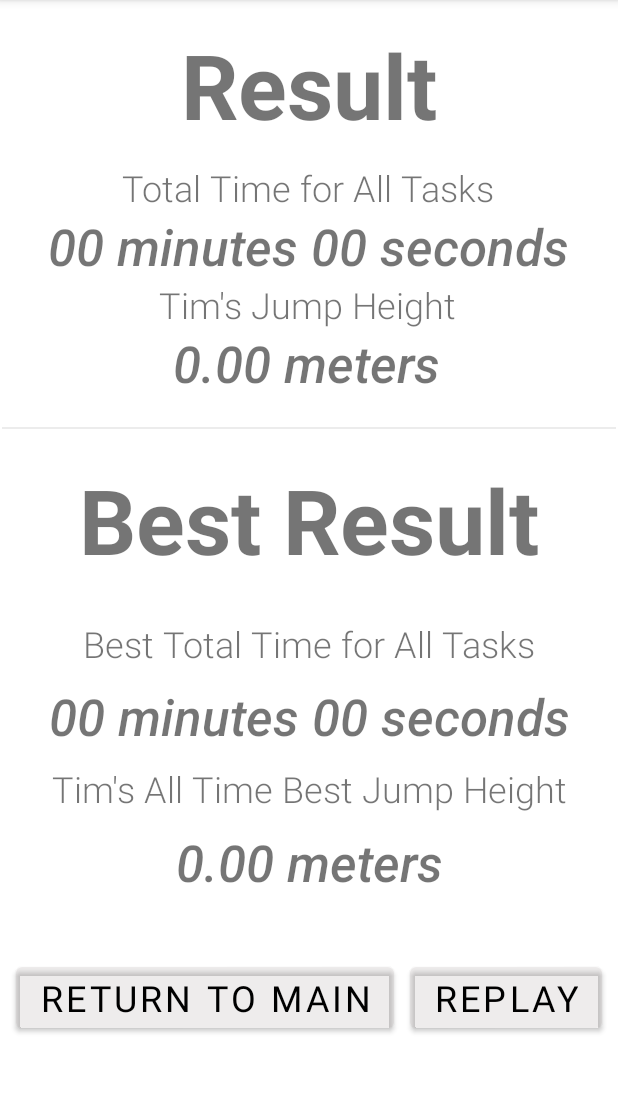
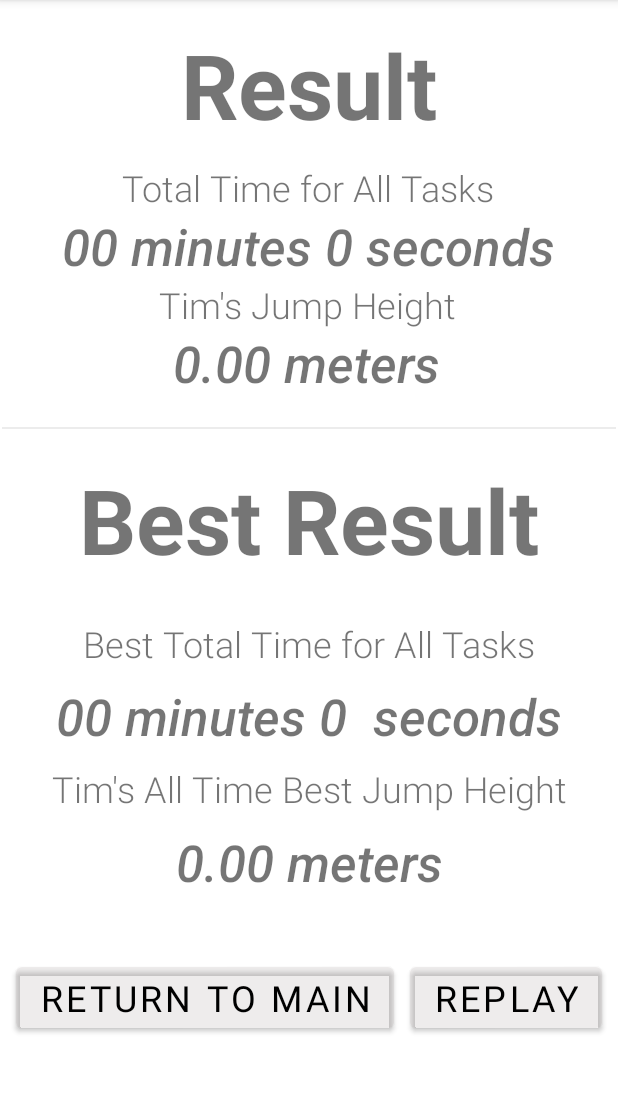
Before and after one commit to bddang23/SensorGame, an Android app: the result screen opened directly, with no data from a screen before it, on a phone screen of 412 x 824 dp, the part 84-1177 px from its top. Run offline under Robolectric (Android 15) with nearby library versions, the phone set to English and light mode, and no system bars; Roboto replaces fonts that are not available here.

Commit message:
Results page draevaughn (#2)
* Update result.java

* Update MainActivity.java

```diff
--- a/app/src/main/java/com/example/sensorgame/result.java
+++ b/app/src/main/java/com/example/sensorgame/result.java
@@ -3,10 +3,14 @@ package com.example.sensorgame;
 import androidx.appcompat.app.AppCompatActivity;
 
 import android.content.Intent;
+import android.content.SharedPreferences;
 import android.os.Bundle;
+import android.util.Log;
 import android.view.View;
 import android.widget.Button;
 import android.widget.TextView;
+
+import java.util.concurrent.TimeUnit;
 
 public class result extends AppCompatActivity {
     TextView txtYourTime;
@@ -29,6 +33,26 @@ public class result extends AppCompatActivity {
         btnReturn =findViewById(R.id.btnReturn);
         btnReplay =findViewById(R.id.btnReplay);
 
+        //This is the logic that will display the time that the user just earned
+        SharedPreferences sp = getSharedPreferences("ResultsInfo", MODE_PRIVATE);
+
+        long initialTime = sp.getLong("initialTime", 0);
+        long endTime = sp.getLong("endTime", 0);
+
+        //Total time taken to perform actions
+        long totalTime = endTime - initialTime;
+
+        //Convert time to minutes and seconds, then update the text fields
+        long minutes = TimeUnit.MILLISECONDS.toMinutes(totalTime);
+        long seconds = TimeUnit.MILLISECONDS.toSeconds(totalTime) % 60;
+
+        //Set the text field with the users earned time
+        txtYourTime.setText("0" + minutes + " minutes " + seconds + " seconds");
+
+        //Check the time earned against the high score
+        checkTimeHighScore(totalTime, minutes, seconds, sp);
+
+
         btnReturn.setOnClickListener(view -> {
             Intent intent = new Intent(this, StartPage.class);
             startActivity(intent);
@@ -39,4 +63,33 @@ public class result extends AppCompatActivity {
         });
 
     }
+
+    //Method will check the time earned against the best time earned and set the text accordingly
+    public void checkTimeHighScore(long timeEarned, long minutes, long seconds, SharedPreferences sp){
+        SharedPreferences.Editor edit = sp.edit();
+        Log.i("sensorAPP", sp.getLong("timeHighScore", 0) + " ");
+
+        /*
+        if there is no high score OR if the user's score is better than the high score
+        update the high score TextField and put high score into SharePreferences
+         */
+        if (sp.getLong("timeHighScore", 0) == 0 || sp.getLong("timeHighScore", 0) > timeEarned){
+            //Set the users score as the high score and update text
+            edit.putLong("timeHighScore", timeEarned);
+            edit.apply();
+            txtBestTime.setText("0" + minutes  + " minutes " +  seconds + "  seconds");
+        }
+        else{
+            //Use the high score currently in SharedPreferences to update TextField
+            long totalTime = sp.getLong("timeHighScore", 0);
+
+            //Convert time to minutes and seconds, then update the text fields
+            minutes = TimeUnit.MILLISECONDS.toMinutes(totalTime);
+            seconds = TimeUnit.MILLISECONDS.toSeconds(totalTime) % 60;
+
+            txtBestTime.setText("0" + minutes + " minutes " + seconds + " seconds");
+        }
+
+
+    }
 }
```
Also changed, not shown: app/src/main/java/com/example/sensorgame/MainActivity.java (+32 -1 lines).
